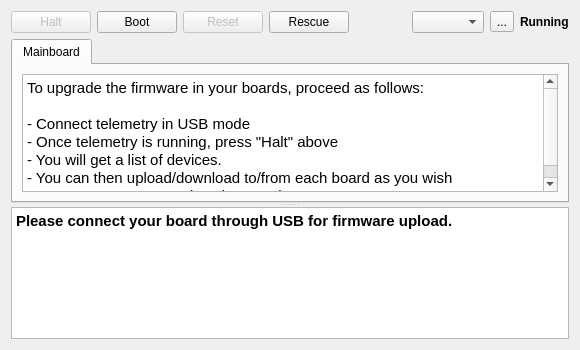
openpilot/OpenPilot, file ground/src/plugins/uploader/uploader.ui: the form before one commit.
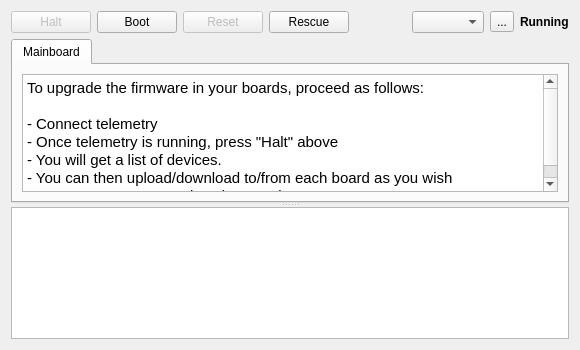
The form after the commit.

Commit message: OP-214  SSP protocol now implemented on the Uploader gadget, and board halt/reboot is now tested and working. Not tried an actual firmware flash yet, but if you do, please report (should work). I have done my best to make the interface foolproof, by only enabling the relevant buttons in the relevant situations, please let me know if this creates trouble in some use-cases I have overlooked...

Diff of the .ui file:
```diff
--- a/ground/src/plugins/uploader/uploader.ui
+++ b/ground/src/plugins/uploader/uploader.ui
@@ -141,7 +141,7 @@
 &lt;/style&gt;&lt;/head&gt;&lt;body style=&quot; font-family:'Ubuntu'; font-size:11pt; font-weight:400; font-style:normal;&quot;&gt;
 &lt;p style=&quot; margin-top:0px; margin-bottom:0px; margin-left:0px; margin-right:0px; -qt-block-indent:0; text-indent:0px;&quot;&gt;To upgrade the firmware in your boards, proceed as follows:&lt;/p&gt;
 &lt;p style=&quot;-qt-paragraph-type:empty; margin-top:0px; margin-bottom:0px; margin-left:0px; margin-right:0px; -qt-block-indent:0; text-indent:0px;&quot;&gt;&lt;/p&gt;
-&lt;p style=&quot; margin-top:0px; margin-bottom:0px; margin-left:0px; margin-right:0px; -qt-block-indent:0; text-indent:0px;&quot;&gt;- Connect telemetry in USB mode&lt;/p&gt;
+&lt;p style=&quot; margin-top:0px; margin-bottom:0px; margin-left:0px; margin-right:0px; -qt-block-indent:0; text-indent:0px;&quot;&gt;- Connect telemetry&lt;/p&gt;
 &lt;p style=&quot; margin-top:0px; margin-bottom:0px; margin-left:0px; margin-right:0px; -qt-block-indent:0; text-indent:0px;&quot;&gt;- Once telemetry is running, press &amp;quot;Halt&amp;quot; above&lt;/p&gt;
 &lt;p style=&quot; margin-top:0px; margin-bottom:0px; margin-left:0px; margin-right:0px; -qt-block-indent:0; text-indent:0px;&quot;&gt;- You will get a list of devices.&lt;/p&gt;
 &lt;p style=&quot; margin-top:0px; margin-bottom:0px; margin-left:0px; margin-right:0px; -qt-block-indent:0; text-indent:0px;&quot;&gt;- You can then upload/download to/from each board as you wish&lt;/p&gt;
@@ -161,7 +161,7 @@
 &lt;html&gt;&lt;head&gt;&lt;meta name=&quot;qrichtext&quot; content=&quot;1&quot; /&gt;&lt;style type=&quot;text/css&quot;&gt;
 p, li { white-space: pre-wrap; }
 &lt;/style&gt;&lt;/head&gt;&lt;body style=&quot; font-family:'Ubuntu'; font-size:11pt; font-weight:400; font-style:normal;&quot;&gt;
-&lt;p style=&quot; margin-top:0px; margin-bottom:0px; margin-left:0px; margin-right:0px; -qt-block-indent:0; text-indent:0px;&quot;&gt;&lt;span style=&quot; font-weight:600;&quot;&gt;Please connect your board through USB for firmware upload.&lt;/span&gt;&lt;/p&gt;&lt;/body&gt;&lt;/html&gt;</string>
+&lt;p style=&quot;-qt-paragraph-type:empty; margin-top:0px; margin-bottom:0px; margin-left:0px; margin-right:0px; -qt-block-indent:0; text-indent:0px;&quot;&gt;&lt;/p&gt;&lt;/body&gt;&lt;/html&gt;</string>
       </property>
      </widget>
     </widget>
```
Left out of the diff: 16 changed lines with no effect on the pictures. The commit also changes 4 other files.
